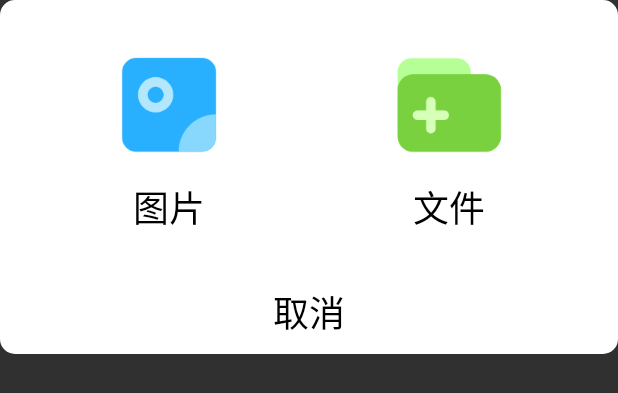
After one commit to zoehome/FileManagement, an Android app: the layout dialog_file_type.xml on its own in the app's theme, with its tools: preview values and no code run, on a phone screen of 412 x 824 dp. The commit adds this screen. Shown: the top 393 px of the screen. Run offline under Robolectric (Android 15) with nearby library versions, the phone set to English and light mode, and no system bars.

Commit message:
添加选择文件类型类型弹窗

```diff
--- /dev/null
+++ b/FileLibrary/src/main/res/drawable/bg_white_radiu_20.xml
@@ -0,0 +1,7 @@
+<?xml version="1.0" encoding="utf-8"?>
+<shape xmlns:android="http://schemas.android.com/apk/res/android">
+
+    <corners android:radius="10dp"/>
+    <solid android:color="@color/white"/>
+
+</shape>
--- /dev/null
+++ b/FileLibrary/src/main/res/layout/dialog_file_type.xml
@@ -0,0 +1,61 @@
+<?xml version="1.0" encoding="utf-8"?>
+<androidx.constraintlayout.widget.ConstraintLayout xmlns:android="http://schemas.android.com/apk/res/android"
+    android:layout_width="match_parent"
+    xmlns:app="http://schemas.android.com/apk/res-auto"
+    android:background="@drawable/bg_white_radiu_20"
+    android:paddingTop="20dp"
+    android:layout_height="wrap_content">
+
+
+    <ImageView
+        android:layout_width="100dp"
+        android:layout_height="100dp"
+        android:src="@mipmap/photo"
+        app:layout_constraintLeft_toLeftOf="parent"
+        app:layout_constraintRight_toRightOf="parent"
+        app:layout_constraintTop_toTopOf="parent"
+        app:layout_constraintHorizontal_bias="0.2"
+        android:id="@+id/iv_type_photo"
+        />
+    <TextView
+        android:layout_width="wrap_content"
+        android:layout_height="wrap_content"
+        app:layout_constraintLeft_toLeftOf="@+id/iv_type_photo"
+        app:layout_constraintRight_toRightOf="@+id/iv_type_photo"
+        app:layout_constraintTop_toBottomOf="@+id/iv_type_photo"
+        android:textColor="@color/black"
+        android:textSize="24dp"
+        android:text="图片"/>
+
+    <ImageView
+        android:layout_width="100dp"
+        android:layout_height="100dp"
+        android:src="@mipmap/txt_file"
+        app:layout_constraintLeft_toLeftOf="parent"
+        app:layout_constraintRight_toRightOf="parent"
+        app:layout_constraintTop_toTopOf="parent"
+        app:layout_constraintHorizontal_bias="0.8"
+        android:id="@+id/iv_type_file"
+        />
+    <TextView
+        android:layout_width="wrap_content"
+        android:layout_height="wrap_content"
+        app:layout_constraintLeft_toLeftOf="@+id/iv_type_file"
+        app:layout_constraintRight_toRightOf="@+id/iv_type_file"
+        app:layout_constraintTop_toBottomOf="@+id/iv_type_file"
+        android:textColor="@color/black"
+        android:textSize="24dp"
+        android:text="文件"/>
+
+    <Button
+        android:layout_width="match_parent"
+        android:layout_height="wrap_content"
+        android:textColor="@color/black"
+        android:textSize="24dp"
+        android:text="取消"
+        android:padding="10dp"
+        android:background="#00000000"
+        android:id="@+id/btn_cancel"
+        app:layout_constraintTop_toBottomOf="@+id/iv_type_file"
+        android:layout_marginTop="60dp"/>
+</androidx.constraintlayout.widget.ConstraintLayout>
--- a/app/src/main/java/com/xx/filemanager/MainActivity.kt
+++ b/app/src/main/java/com/xx/filemanager/MainActivity.kt
@@ -10,6 +10,7 @@ import com.tencent.smtt.sdk.QbSdk
 import com.tencent.smtt.sdk.ValueCallback
 import com.xx.Filelibrary.ui.activity.OfficeFileActivity
 import com.xx.Filelibrary.ui.activity.PicFileActivity
+import com.xx.Filelibrary.ui.dialog.FileTypeDialog
 import com.xx.Filelibrary.util.FMSaticValue.FM_FILE
 import com.xx.Filelibrary.util.FMSaticValue.FM_IMAGE
 
@@ -28,6 +29,9 @@ class MainActivity : AppCompatActivity() {
             startActivityForResult(Intent(this, OfficeFileActivity::class.java),FM_FILE)
         }
         )
+        findViewById<TextView>(R.id.tv_dialog).setOnClickListener(View.OnClickListener { view-> val dialog:FileTypeDialog=FileTypeDialog(this)
+        dialog.show();
+        })
     }
 
     override fun onActivityResult(requestCode: Int, resultCode: Int, data: Intent?) {
```
Also changed, not shown: FileLibrary/src/main/java/com/xx/Filelibrary/ui/dialog/FileTypeDialog.java (added, +96 -0 lines), FileLibrary/src/main/res/values/style.xml (+21 -0 lines), app/src/main/res/layout/activity_main.xml (+10 -1 lines), FileLibrary/src/main/res/mipmap-xhdpi/photo.png (added), FileLibrary/src/main/res/mipmap-xhdpi/txt_file.png (added).
